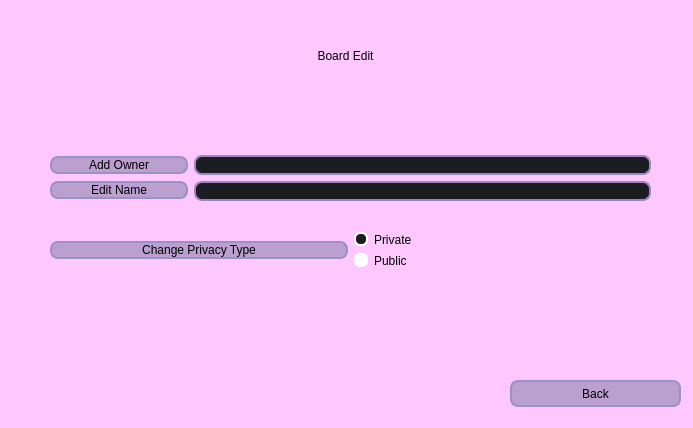
This is UI/w_boardedit/boardedit.ui in Saigz/task_tracker_qt as Qt 5 draws it before an edit. The edited form follows.
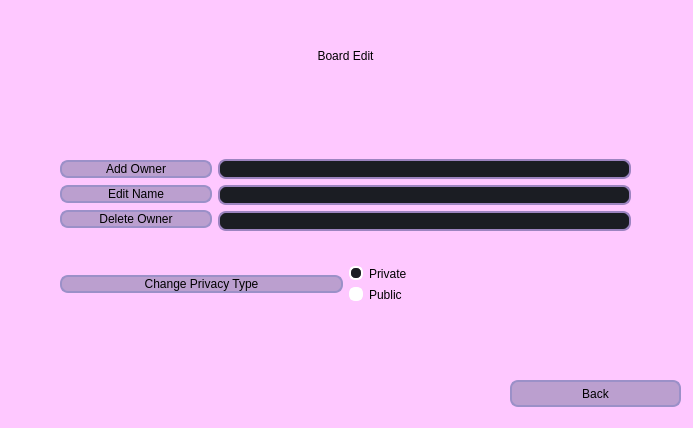
This is the edited form.

Patch:
```diff
--- a/UI/w_boardedit/boardedit.ui
+++ b/UI/w_boardedit/boardedit.ui
@@ -73,10 +73,10 @@
   <widget class="QWidget" name="layoutWidget">
    <property name="geometry">
     <rect>
-     <x>50</x>
+     <x>60</x>
      <y>130</y>
-     <width>601</width>
-     <height>164</height>
+     <width>571</width>
+     <height>201</height>
     </rect>
    </property>
    <layout class="QVBoxLayout" name="verticalLayout_4">
@@ -136,6 +136,32 @@
           </property>
          </widget>
         </item>
+        <item>
+         <widget class="QPushButton" name="btn_del_owner">
+          <property name="styleSheet">
+           <string notr="true">QPushButton {
+ border: 2px solid  rgb(155, 144, 200);
+ border-radius: 8px;
+ padding-left: auto;
+    padding-right: auto;
+ color: rgb(0, 0, 0);
+ background-color: rgb(187, 159, 207);
+ font: 600 12pt &quot;Montserrat SemiBold&quot;;
+}
+QPushButton:hover {
+ border: 2px solid rgb(156, 132, 192);
+ background-color: rgb(156, 132, 192);
+}
+QPushButton:focus {
+ border: 2px solid rgb(109, 86, 154);
+
+}</string>
+          </property>
+          <property name="text">
+           <string>Delete Owner</string>
+          </property>
+         </widget>
+        </item>
        </layout>
       </item>
       <item>
@@ -208,6 +234,40 @@
           </property>
          </widget>
         </item>
+        <item>
+         <widget class="QLineEdit" name="lineEdit_del_owner">
+          <property name="styleSheet">
+           <string notr="true">QLineEdit {
+	border: 2px solid rgb(156, 132, 192);
+	border-radius: 8px;
+	padding-left: auto;
+    padding-right: auto;
+	color: rgb(255, 255, 255);
+	background-color: rgb(27, 29, 35);
+	font: 600 11pt &quot;Montserrat SemiBold&quot;;
+}
+QLineEdit:hover {
+	border: 2px solid rgb(48, 50, 62);
+}
+QLineEdit:focus {
+	border: 2px solid rgb(48, 50, 62);
+	background-color: rgb(43, 45, 56);
+}
+
+
+</string>
+          </property>
+          <property name="text">
+           <string/>
+          </property>
+          <property name="maxLength">
+           <number>15</number>
+          </property>
+          <property name="echoMode">
+           <enum>QLineEdit::Normal</enum>
+          </property>
+         </widget>
+        </item>
        </layout>
       </item>
      </layout>
@@ -267,6 +327,9 @@
           <property name="text">
            <string>Private</string>
           </property>
+          <property name="checkable">
+           <bool>true</bool>
+          </property>
           <property name="checked">
            <bool>true</bool>
           </property>
@@ -298,6 +361,9 @@
           <property name="text">
            <string>Public</string>
           </property>
+          <property name="checkable">
+           <bool>true</bool>
+          </property>
          </widget>
         </item>
        </layout>
```
Left out of the diff: 1 changed line with no effect on the pictures.
